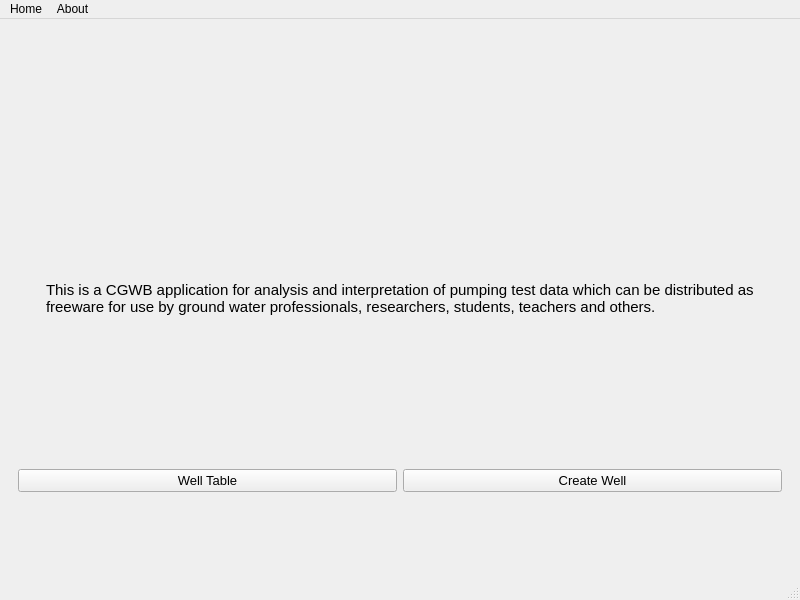
Above: home_page.ui from dhairyashil-G/CGWB-Desktop-App before the change. Below: the same form after it.
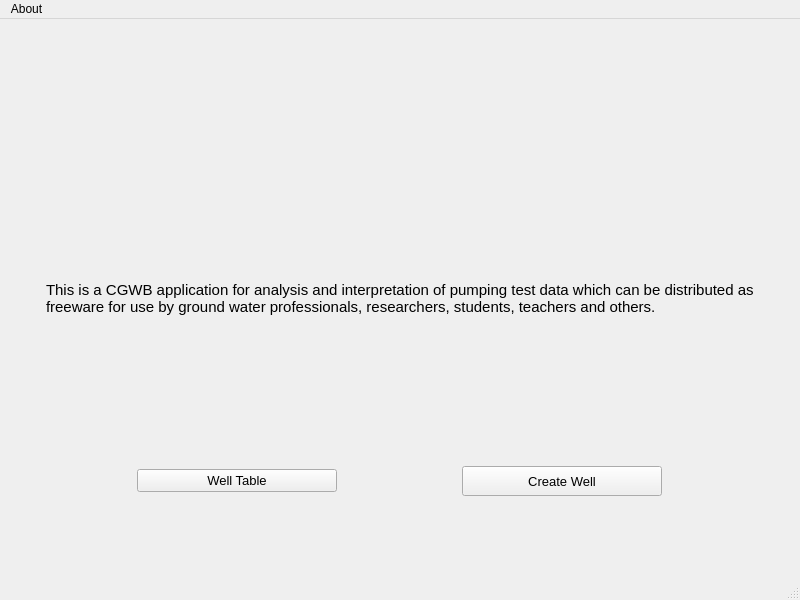
That is the form after the change. Icons and pictures are not drawn.

```diff
--- a/home_page.ui
+++ b/home_page.ui
@@ -75,6 +75,18 @@
       <layout class="QHBoxLayout" name="horizontalLayout">
        <item>
         <widget class="QPushButton" name="welltable_button">
+         <property name="minimumSize">
+          <size>
+           <width>100</width>
+           <height>0</height>
+          </size>
+         </property>
+         <property name="maximumSize">
+          <size>
+           <width>200</width>
+           <height>16777215</height>
+          </size>
+         </property>
          <property name="font">
           <font>
            <pointsize>10</pointsize>
@@ -87,6 +99,18 @@
        </item>
        <item>
         <widget class="QPushButton" name="createwell_button">
+         <property name="minimumSize">
+          <size>
+           <width>100</width>
+           <height>30</height>
+          </size>
+         </property>
+         <property name="maximumSize">
+          <size>
+           <width>200</width>
+           <height>16777215</height>
+          </size>
+         </property>
          <property name="font">
           <font>
            <pointsize>10</pointsize>
@@ -111,17 +135,11 @@
      <height>21</height>
     </rect>
    </property>
-   <widget class="QMenu" name="menuHome">
-    <property name="title">
-     <string>Home</string>
-    </property>
-   </widget>
    <widget class="QMenu" name="menuAbout">
     <property name="title">
      <string>About</string>
     </property>
    </widget>
-   <addaction name="menuHome"/>
    <addaction name="menuAbout"/>
   </widget>
   <widget class="QStatusBar" name="statusbar"/>
```
